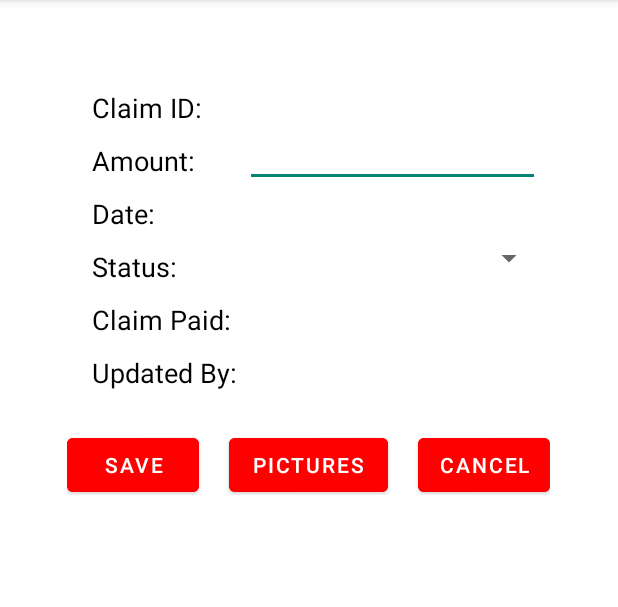
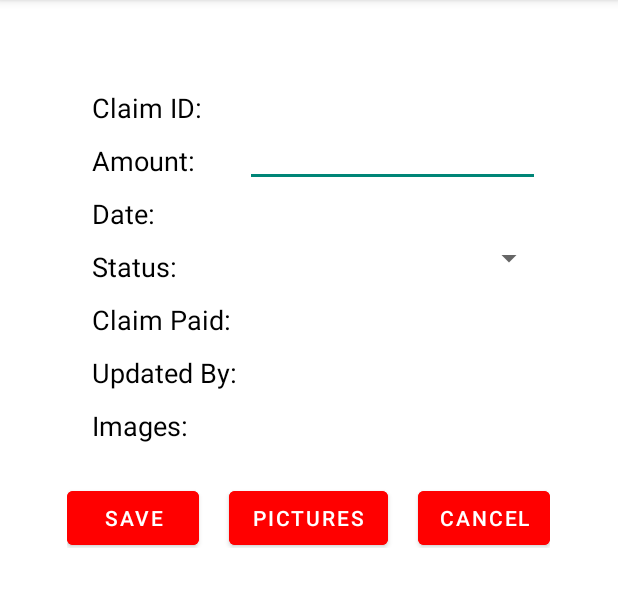
Before and after one commit to mminichino/sgw-android-example, an Android app built with Jetpack Compose: the EditClaimActivity screen opened directly, with no data from a screen before it, on a phone screen of 412 x 824 dp, the part 84-691 px from its top. Run offline under Robolectric (Android 15) with nearby library versions, the phone set to English and light mode, and no system bars; libraries missing offline, so code that uses them is left out: com.couchbase.lite; 2 statements that could not run were skipped.

Commit message:
Version 3.3

```diff
--- a/app/src/main/java/com/example/sgwdemo/adjuster/EditClaim.kt
+++ b/app/src/main/java/com/example/sgwdemo/adjuster/EditClaim.kt
@@ -34,6 +34,7 @@ class EditClaimActivity : AppCompatActivity() {
     var claimDateView: TextView? = null
     var claimPaidView: TextView? = null
     var claimAdjusterView: TextView? = null
+    var pictureCountView: TextView? = null
     var spinner: Spinner? = null
 
     override fun onCreate(savedInstanceState: Bundle?) {
@@ -49,6 +50,7 @@ class EditClaimActivity : AppCompatActivity() {
 
         scope.launch {
             val claim = db.getClaimById("claim::${claimId}")
+            val pictures = db.getPictureIdByClaim(claimId!!)
 
             withContext(Dispatchers.Main) {
 
@@ -57,6 +59,7 @@ class EditClaimActivity : AppCompatActivity() {
                 claimDateView = findViewById(R.id.claimDate)
                 claimPaidView = findViewById(R.id.claimPaid)
                 claimAdjusterView = findViewById(R.id.claimAdjuster)
+                pictureCountView = findViewById(R.id.pictureCount)
 
                 claimIdView!!.text = claim.claimId
                 claimAmountInput!!.setText(String.format("%.2f", claim.claimAmount))
@@ -67,6 +70,7 @@ class EditClaimActivity : AppCompatActivity() {
                     claimAdjusterView!!.text =
                         String.format("%s %s", adjuster.firstName, adjuster.lastName)
                 }
+                pictureCountView!!.text = pictures.size.toString()
 
                 val dateString = claim.claimDate
                 val readFormat = SimpleDateFormat("yyyy-MM-dd'T'HH:mm:ss.SSS", Locale.US)
--- a/app/src/main/java/com/example/sgwdemo/login/LoginActivity.kt
+++ b/app/src/main/java/com/example/sgwdemo/login/LoginActivity.kt
@@ -169,6 +169,7 @@ class LoginActivity : AppCompatActivity() {
                 } else {
                     showMessageDialog("Unauthorized",
                         "Login was not successful")
+                    progress!!.visibility = View.INVISIBLE
                 }
             }
         })
--- a/app/src/main/res/layout/activity_edit_claim.xml
+++ b/app/src/main/res/layout/activity_edit_claim.xml
@@ -131,6 +131,22 @@
                         android:textSize="18sp"
                         android:padding="5dp" />
                 </TableRow>
+                <TableRow>
+                    <TextView
+                        android:layout_width="wrap_content"
+                        android:layout_height="wrap_content"
+                        android:padding="5dp"
+                        android:text="@string/pictureCountLabel"
+                        android:textSize="18sp"
+                        android:textColor="@color/black" />
+                    <TextView
+                        android:id="@+id/pictureCount"
+                        android:layout_width="200dp"
+                        android:layout_height="wrap_content"
+                        android:textColor="@color/black"
+                        android:textSize="18sp"
+                        android:padding="5dp" />
+                </TableRow>
             </TableLayout>
         </LinearLayout>
 
--- a/app/src/main/res/values/strings.xml
+++ b/app/src/main/res/values/strings.xml
@@ -62,4 +62,6 @@
     <string name="galleryPhotoButton">Photos</string>
     <string name="cameraPhotoButton">Camera</string>
     <string name="claimPicture">Claim Picture</string>
+    <string name="pictureCount">Images:</string>
+    <string name="pictureCountLabel">Images:</string>
 </resources>
```
Also changed, not shown: app/src/main/java/com/example/sgwdemo/adjuster/EditPhotos.kt (+42 -20 lines), app/src/main/java/com/example/sgwdemo/adjuster/PhotoAdapter.kt (+13 -3 lines), app/src/main/java/com/example/sgwdemo/cbdb/CouchbaseConnect.kt (+13 -5 lines), app/src/main/java/com/example/sgwdemo/models/Picture.kt (+8 -1 lines), app/src/main/res/layout/actitivty_claim_photos.xml (+16 -0 lines), app/src/main/res/layout/picture_card.xml (+9 -1 lines).
